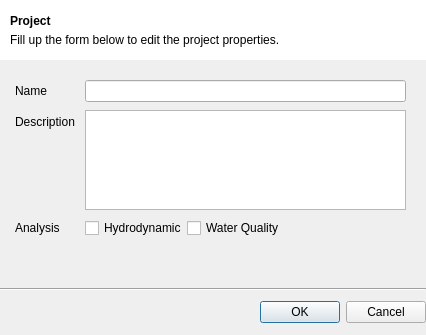
IPH-ECO/iph-eco-gui, file src/ui/project_properties_dialog.ui: the form before one commit.
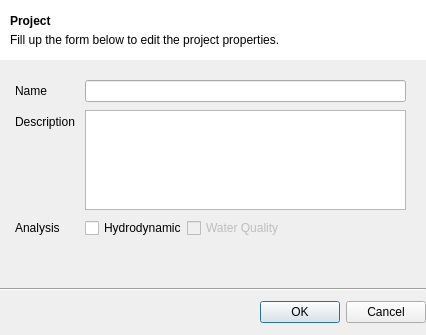
The form after the commit.

The edit to the form file:
```diff
--- a/src/ui/project_properties_dialog.ui
+++ b/src/ui/project_properties_dialog.ui
@@ -156,6 +156,9 @@
         </item>
         <item>
          <widget class="QCheckBox" name="cbxWaterQuality">
+          <property name="enabled">
+           <bool>false</bool>
+          </property>
           <property name="text">
            <string>Water Quality</string>
           </property>
```
